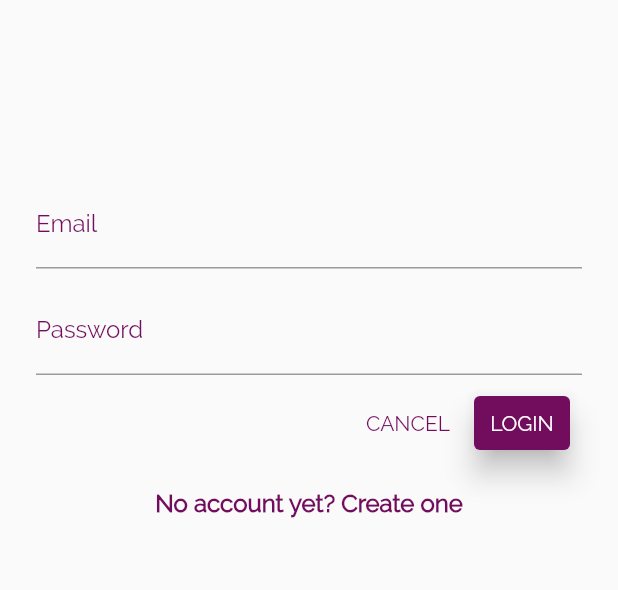
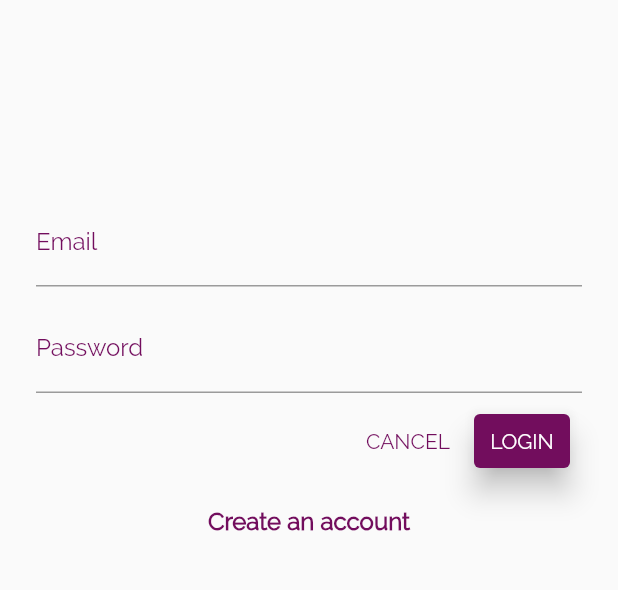
Before and after one commit to BrandonOdiwuor/Eat-Out, a Flutter app: the screen it shows after launch, on a phone screen of 412 x 824 dp, the part 162-752 px from its top. Run offline on Flutter 3.47's test engine with Material 2 defaults, Android fonts, the phone set to English and light mode, and no system bars; our stand-ins replace cloud_firestore, firebase_auth, rxdart; accounts and stored records are empty.

Commit message:
Refactor authentication

```diff
--- a/lib/src/app.dart
+++ b/lib/src/app.dart
@@ -1,9 +1,12 @@
 import 'package:flutter/material.dart';
 import 'home_page.dart';
-import 'colors.dart';
-import 'login.dart';
+import 'partials/colors.dart';
+import 'model/user.dart';
+import 'login_register_page.dart';
 
 class EatOutApp extends StatelessWidget {
+  final User user = User();
+
   @override
   Widget build(BuildContext context) {
     return MaterialApp(
@@ -13,7 +16,7 @@ class EatOutApp extends StatelessWidget {
       theme: _buildTheme(),
       initialRoute: '/login',
       routes: {
-        '/login': (context) => LoginPage()
+        '/login': (context) => LoginRegisterPage(user: user),
       },
     );
   }
--- a/lib/src/authentication_form.dart
+++ /dev/null
@@ -1,188 +0,0 @@
-import 'package:flutter/material.dart';
-import 'package:meta/meta.dart';
-import 'colors.dart';
-import 'register.dart';
-
-class AuthenticationForm extends StatefulWidget {
-  final Function handler;
-  final String type;
-
-  AuthenticationForm({@required this.type, @required this.handler})
-    : assert(type != null),
-      assert(handler != null);
-
-  @override
-  _AuthenticationFormState createState() => _AuthenticationFormState();
-}
-
-class _AuthenticationFormState extends State<AuthenticationForm> {
-  final _formKey = GlobalKey<FormState>();
-  final _emailController = TextEditingController();
-  final _passwordController = TextEditingController();
-  final _usernameController = TextEditingController();
-  String text;
-  Function onTap;
-
-  @override
-  void initState() {
-    if(widget.type.toUpperCase() == 'LOGIN') {
-      text = 'No account yet? Create one';
-      onTap = () {
-        Navigator.push(
-          context,
-          MaterialPageRoute(
-            builder: (context) => Register(),
-          ),
-        );
-      };
-    } else {
-      text = 'Already have an Acoount? Login';
-      onTap = () {
-        Navigator.pop(context);
-      };
-    }
-    super.initState();
-  }
-
-  @override
-  Widget build(BuildContext context) {
-    return Scaffold(
-      //backgroundColor: cranePurple800,
-      body: SafeArea(
-        child: Form(
-          key: _formKey,
-          child: ListView(
-            padding: EdgeInsets.symmetric(horizontal: 24.0),
-            children: <Widget>[
-              SizedBox(height: 80.0),
-              Column(
-                children: <Widget>[
-                  Text(
-                    'Eat Out',
-                    style: TextStyle(
-                      fontWeight: FontWeight.w700,
-                      fontSize: 24.0,
-                      color: cranePurple700,
-                    ),
-                  ),
-                ],
-              ),
-              SizedBox(height: 120.0),
-              _usernameField(),
-              TextFormField(
-                  controller: _emailController,
-                  decoration: InputDecoration(
-                    labelText: 'Email',
-                    labelStyle: TextStyle(
-                      color: cranePurple700,
-                    ),
-                  ),
-                  validator: (String email) {
-                    if(email.isEmpty) {
-                      return '* Email required';
-                    }
-                  },
-              ),
-              SizedBox(height: 12.0),
-              TextFormField(
-                controller: _passwordController,
-                decoration: InputDecoration(
-                  labelText: 'Password',
-                  labelStyle: TextStyle(
-                    color: cranePurple700,
-                  ),
-                ),
-                obscureText: true,
-                validator: (String password) {
-                  if(password.isEmpty) {
-                    return '* Password required';
-                  }
-                },
-              ),
-              ButtonBar(
-                children: <Widget>[
-                  FlatButton(
-                    child: Text(
-                      'CANCEL',
-                      style: TextStyle(
-                        color: cranePurple700,
-                      ),
-                    ),
-                    shape: RoundedRectangleBorder(
-                        borderRadius: BorderRadius.all(Radius.circular(4.0))
-                    ),
-                    onPressed: () {
-                      _emailController.clear();
-                      _passwordController.clear();
-                    },
-                  ),
-                  RaisedButton(
-                    color: cranePurple700,
-                    child: Text(
-                      widget.type.toUpperCase(),
-                      style: TextStyle(
-                        color: Colors.white,
-                      ),
-                    ),
-                    elevation: 8.0,
-                    shape: RoundedRectangleBorder(
-                        borderRadius: BorderRadius.all(Radius.circular(4.0))
-                    ),
-                    onPressed: () {
-                      if(_formKey.currentState.validate()) {
-                        Navigator.pop(context);
-                        _handler;
-                      }
-                    },
-                  ),
-                ],
-              ),
-              SizedBox(height: 12.0),
-              Center(
-                child: GestureDetector(
-                  child: Text(
-                    text,
-                    style: TextStyle(
-                      fontWeight: FontWeight.w700,
-                      fontSize: 16.0,
-                      color: cranePurple700,
-                    ),
-                  ),
-                  onTap: onTap,
-                ),
-              ),
-            ],
-          ),
-        )
-      ),
-    );
-  }
-
-  Widget _usernameField() {
-    if(widget.type.toUpperCase() == 'REGISTER') {
-      return TextFormField(
-        controller: _usernameController,
-        decoration: InputDecoration(
-          labelText: 'Username',
-          labelStyle: TextStyle(
-            color: cranePurple700,
-          ),
-        ),
-        validator: (String username) {
-          if(username.isEmpty) {
-            return '* Username required';
-          }
-        },
-      );
-    } else {
-      return Container();
-    }
-  }
-
-  void _handler() {
-    widget.handler(
-      email: _emailController.text,
-      password: _passwordController.text,
-    );
-  }
-}
--- a/lib/src/home_page.dart
+++ b/lib/src/home_page.dart
@@ -1,9 +1,9 @@
 import 'package:flutter/material.dart';
-import 'dropdown_button.dart';
+import 'partials/dropdown_button.dart';
 import 'model/restaurant.dart';
-import 'restaurant_tile.dart';
+import 'package:eat_out/src/partials/restaurant_tile.dart';
 import 'model/restaurants_bloc.dart';
-import 'colors.dart';
+import 'partials/colors.dart';
 
 class HomePage extends StatefulWidget {
   final bloc = RestaurantsBloc();
--- a/lib/src/login.dart
+++ /dev/null
@@ -1,18 +0,0 @@
-import 'package:flutter/material.dart';
-import 'authentication_form.dart';
-
-class LoginPage extends StatelessWidget {
-  @override
-  Widget build(BuildContext context) {
-    return Scaffold(
-      body: AuthenticationForm(
-        type: 'LOGIN',
-        handler: handler,
-      ),
-    );
-  }
-
-  void handler({String email, String password}) {
-
-  }
-}
--- /dev/null
+++ b/lib/src/login_register_page.dart
@@ -0,0 +1,17 @@
+import 'package:flutter/material.dart';
+import 'partials/authentication_form.dart';
+import 'model/user.dart';
+
+class LoginRegisterPage extends StatelessWidget {
+  final User user;
+
+  LoginRegisterPage({this.user});
+
+  @override
+  Widget build(BuildContext context) {
+    return Scaffold(
+      body: AuthenticationForm(user: user),
+    );
+  }
+
+}
--- /dev/null
+++ b/lib/src/partials/authentication_form.dart
@@ -0,0 +1,234 @@
+import 'package:flutter/material.dart';
+import 'colors.dart';
+import '../model/user.dart';
+
+class AuthenticationForm extends StatefulWidget {
+  final User user;
+
+  AuthenticationForm({this.user});
+
+  @override
+  _AuthenticationFormState createState() => _AuthenticationFormState();
+}
+
+class _AuthenticationFormState extends State<AuthenticationForm> {
+  FormMode _currentMode;
+  final _formKey = GlobalKey<FormState>();
+  final _emailController = TextEditingController();
+  final _passwordController = TextEditingController();
+  final _usernameController = TextEditingController();
+  String _buttonText;
+  String _switchFormText;
+  Function _handler;
+
+  @override
+  void initState() {
+    _currentMode = FormMode.LOGIN;
+    _buttonText = 'LOGIN';
+    _switchFormText = 'Create an account';
+    _handler = _loginHandler();
+    super.initState();
+  }
+
+  @override
+  Widget build(BuildContext context) {
+    return _form();
+  }
+
+  Widget _form() {
+    return SafeArea(
+      child: Form(
+        key: _formKey,
+        child: ListView(
+          padding: EdgeInsets.symmetric(horizontal: 24.0),
+          children: <Widget>[
+            SizedBox(height: 80.0),
+            Column(
+              children: <Widget>[
+                Text(
+                  'Eat Out',
+                  style: TextStyle(
+                    fontWeight: FontWeight.w700,
+                    fontSize: 24.0,
+                    color: cranePurple700,
+                  ),
+                ),
+              ],
+            ),
+            SizedBox(height: 120.0),
+            _usernameField(),
+            SizedBox(height: 12.0),
+            _emailField(),
+            SizedBox(height: 12.0),
+            _passwordField(),
+            _buttonBar(),
+            SizedBox(height: 12.0),
+            _switchForms(),
+          ],
+        ),
+      ),
+    );
+  }
+
+  Widget _emailField() {
+    return TextFormField(
+      controller: _emailController,
+      keyboardType: TextInputType.emailAddress,
+      decoration: InputDecoration(
+        labelText: 'Email',
+        labelStyle: TextStyle(
+          color: cranePurple700,
+        ),
+      ),
+      validator: (String email) {
+        if(email.isEmpty) {
+          return '* Email required';
+        }
+      },
+    );
+  }
+
+  Widget _passwordField() {
+    return TextFormField(
+      controller: _passwordController,
+      keyboardType: TextInputType.text,
+      decoration: InputDecoration(
+        labelText: 'Password',
+        labelStyle: TextStyle(
+          color: cranePurple700,
+        ),
+      ),
+      obscureText: true,
+      validator: (String password) {
+        if(password.isEmpty) {
+          return '* Password required';
+        } else if(password.length < 6) {
+          return '* Password should be at least 6 characters';
+        }
+      },
+    );
+  }
+
+  Widget _usernameField() {
+    if(_currentMode == FormMode.REGISTER) {
+      return TextFormField(
+        controller: _usernameController,
+        keyboardType: TextInputType.text,
+        decoration: InputDecoration(
+          labelText: 'Username',
+          labelStyle: TextStyle(
+            color: cranePurple700,
+          ),
+        ),
+        validator: (String username) {
+          if(username.isEmpty) {
+            return '* Username required';
+          }
+        },
+      );
+    } else {
+      return Container();
+    }
+  }
+
+  Widget _buttonBar() {
+    return ButtonBar(
+      children: <Widget>[
+        FlatButton(
+          child: Text(
+            'CANCEL',
+            style: TextStyle(
+              color: cranePurple700,
+            ),
+          ),
+          shape: RoundedRectangleBorder(
+              borderRadius: BorderRadius.all(Radius.circular(4.0))
+          ),
+          onPressed: () {
+            _emailController.clear();
+            _passwordController.clear();
+            _usernameController.clear();
+            _formKey.currentState.reset();
+          },
+        ),
+        RaisedButton(
+          color: cranePurple700,
+          child: Text(
+            _buttonText,
+            style: TextStyle(
+              color: Colors.white,
+            ),
+          ),
+          elevation: 8.0,
+          shape: RoundedRectangleBorder(
+              borderRadius: BorderRadius.all(Radius.circular(4.0))
+          ),
+          onPressed: () {
+            if(_formKey.currentState.validate()) {
+              _handler();
+            }
+          },
+        ),
+      ],
+    );
+  }
+
+  Function _loginHandler() => () async {
+    bool isSuccessful = await widget.user.login(
+      email: _emailController.text.trim(),
+      password: _passwordController.text.trim(),
+    );
+    if(isSuccessful) {
+      print('Signed in successfully');
+    }
+  };
+
+  Function _registerHandler() => () async {
+    bool isSuccessful = await widget.user.register(
+      email: _emailController.text.trim(),
+      password: _passwordController.text.trim(),
+    );
+    if(isSuccessful) {
+      print('Signed up successfully');
+    }
+  };
+
+  Widget _switchForms() {
+    return Center(
+      child: GestureDetector(
+        child: Text(
+          _switchFormText,
+          style: TextStyle(
+            fontWeight: FontWeight.w700,
+            fontSize: 16.0,
+            color: cranePurple700,
+          ),
+        ),
+        onTap: _switchFormOnTap(),
+      ),
+    );
+  }
+
+  Function _switchFormOnTap() => () {
+    if(_currentMode == FormMode.LOGIN) {
+      setState(() {
+        _currentMode = FormMode.REGISTER;
+        _buttonText = 'REGISTER';
+        _switchFormText = 'Have an account? Login';
+        _handler = _registerHandler();
+      });
+    } else {
+      setState(() {
+        _currentMode = FormMode.LOGIN;
+        _buttonText = 'LOGIN';
+        _switchFormText = 'Create an account';
+        _handler = _loginHandler();
+      });
+    }
+  };
+}
+
+enum FormMode {
+  REGISTER,
+  LOGIN,
+}
--- a/lib/src/restaurant_tile.dart
+++ b/lib/src/partials/restaurant_tile.dart
@@ -1,7 +1,7 @@
 import 'package:flutter/material.dart';
 import 'package:meta/meta.dart';
-import 'model/restaurant.dart';
-import 'restaurant_page.dart';
+import '../model/restaurant.dart';
+import '../restaurant_page.dart';
 
 class RestaurantTile extends StatelessWidget {
   final Restaurant restaurant;
--- a/lib/src/review_form.dart
+++ b/lib/src/partials/review_form.dart
@@ -1,7 +1,7 @@
 import 'package:flutter/material.dart';
-import 'model/reviews_bloc.dart';
-import 'model/restaurant.dart';
-import 'model/review.dart';
+import '../model/reviews_bloc.dart';
+import '../model/restaurant.dart';
+import '../model/review.dart';
 
 class ReviewForm extends StatefulWidget {
   final ReviewsBloc bloc;
--- a/lib/src/review_tile.dart
+++ b/lib/src/partials/review_tile.dart
@@ -1,5 +1,5 @@
 import 'package:flutter/material.dart';
-import 'model/review.dart';
+import '../model/review.dart';
 import 'colors.dart';
 
 class ReviewTile extends StatelessWidget{
--- a/lib/src/restaurant_page.dart
+++ b/lib/src/restaurant_page.dart
@@ -1,10 +1,10 @@
 import 'package:flutter/material.dart';
 import 'model/restaurant.dart';
 import 'model/reviews_bloc.dart';
-import 'review_tile.dart';
+import 'partials/review_tile.dart';
 import 'model/review.dart';
-import 'colors.dart';
-import 'review_form.dart';
+import 'partials/colors.dart';
+import 'partials/review_form.dart';
 
 class RestaurantPage extends StatelessWidget {
   final Restaurant restaurant;
```
Also changed, not shown: lib/src/model/authentication.dart (deleted, +0 -28 lines), lib/src/model/user.dart (added, +29 -0 lines), lib/src/register.dart (deleted, +0 -18 lines), lib/src/partials/colors.dart (renamed from lib/src/colors.dart), lib/src/partials/dropdown_button.dart (renamed from lib/src/dropdown_button.dart).
